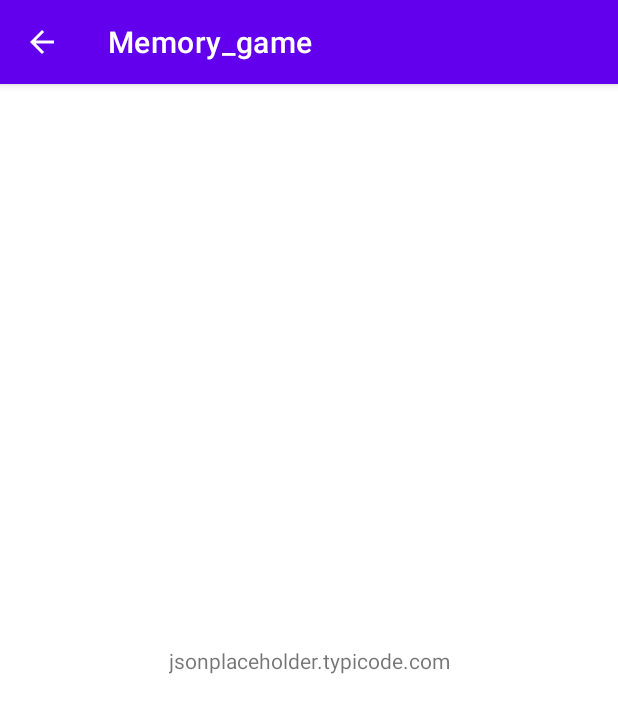
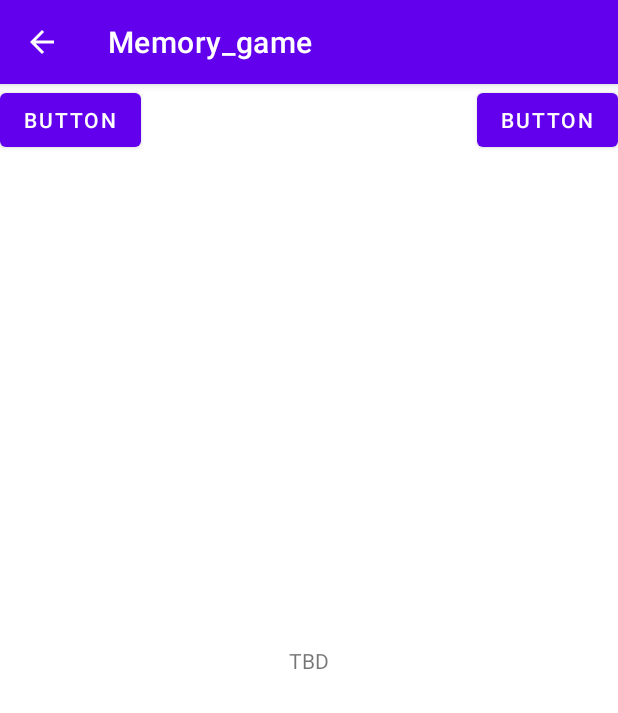
Before and after one commit to nytheas/memory_game, an Android app: the SettingsActivity screen opened directly, with no data from a screen before it, on a phone screen of 412 x 824 dp. Shown: the top 713 px of the screen. Run offline under Robolectric (Android 15) with nearby library versions, the phone set to English and light mode, and no system bars.

Commit message:
backup before mockserver

```diff
--- a/app/src/main/java/com/example/memory_game/HighscoreActivity.java
+++ b/app/src/main/java/com/example/memory_game/HighscoreActivity.java
@@ -34,4 +34,5 @@
 
     }
 
+
 }
--- a/app/src/main/java/com/example/memory_game/JsonPlaceholderApi.java
+++ b/app/src/main/java/com/example/memory_game/JsonPlaceholderApi.java
@@ -3,10 +3,15 @@
 import java.util.List;
 
 import retrofit2.Call;
+import retrofit2.http.Body;
 import retrofit2.http.GET;
+import retrofit2.http.POST;
 
 public interface JsonPlaceholderApi {
     @GET("posts")
     Call<List<post>> getPosts();
 
+    @POST("posts")
+    Call<post> createPost(@Body post post);
+
 }
--- a/app/src/main/res/layout/activity_settings.xml
+++ b/app/src/main/res/layout/activity_settings.xml
@@ -15,4 +15,23 @@
         app:layout_constraintEnd_toEndOf="parent"
         app:layout_constraintStart_toStartOf="parent"
         app:layout_constraintTop_toTopOf="parent" />
+
+    <Button
+        android:id="@+id/button8"
+        android:layout_width="wrap_content"
+        android:layout_height="wrap_content"
+        android:onClick="getGlobal"
+        android:text="Button"
+        app:layout_constraintStart_toStartOf="parent"
+        app:layout_constraintTop_toTopOf="parent" />
+
+    <Button
+        android:id="@+id/button10"
+        android:layout_width="wrap_content"
+        android:layout_height="wrap_content"
+        android:onClick="sendGlobal"
+        android:text="Button"
+        app:layout_constraintEnd_toEndOf="parent"
+        app:layout_constraintTop_toTopOf="parent" />
+
 </androidx.constraintlayout.widget.ConstraintLayout>
--- /dev/null
+++ b/app/src/main/res/values/ic_launcher_background.xml
@@ -0,0 +1,4 @@
+<?xml version="1.0" encoding="utf-8"?>
+<resources>
+    <color name="ic_launcher_background">#AE75DC</color>
+</resources>
```
Also changed, not shown: app/src/main/java/com/example/memory_game/SettingsActivity.java (+55 -4 lines), app/src/main/java/com/example/memory_game/post.java (+8 -1 lines), 2 other files.
